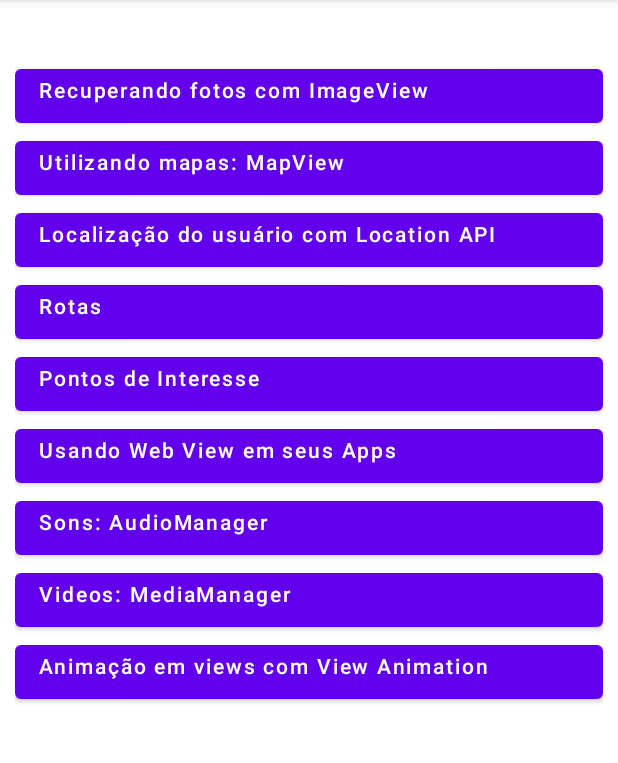
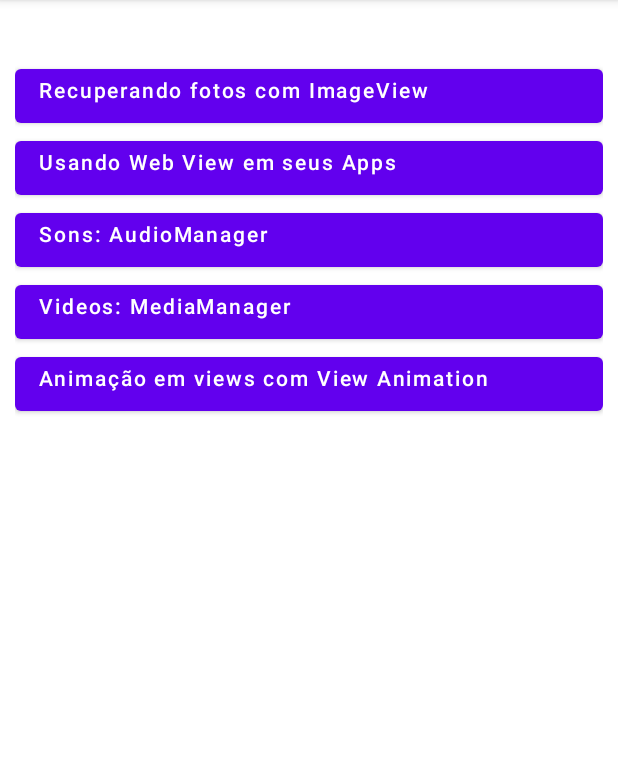
Before and after one commit to tiago-vaz/MapsAndMultimediaAppK, an Android app: the screen it shows after launch (MainActivity), on a phone screen of 412 x 824 dp, the part 84-847 px from its top. Run offline under Robolectric (Android 15) with nearby library versions, the phone set to English and light mode, and no system bars.

Commit message:
Removendo botões não utilizados

```diff
--- a/app/build.gradle
+++ b/app/build.gradle
@@ -15,6 +15,10 @@ android {
         versionName "1.0"
 
         testInstrumentationRunner "androidx.test.runner.AndroidJUnitRunner"
+    }
+
+    buildFeatures {
+        viewBinding = true
     }
 
     buildTypes {
--- a/app/src/main/res/layout/activity_main.xml
+++ b/app/src/main/res/layout/activity_main.xml
@@ -13,42 +13,6 @@
         android:id="@+id/btnRecuperarFotosImageView"
         android:onClick="acessaRecuperacaoFotos"
         android:text="Recuperando fotos com ImageView"
-        android:textSize="14dp"
-        android:textAllCaps="false"
-        android:gravity="left"
-        android:layout_width="match_parent"
-        android:layout_height="wrap_content" />
-    <Button
-        android:id="@+id/btnUtilizarMapView"
-        android:onClick="acessaMapVieew"
-        android:text="Utilizando mapas: MapView"
-        android:textSize="14dp"
-        android:textAllCaps="false"
-        android:gravity="left"
-        android:layout_width="match_parent"
-        android:layout_height="wrap_content" />
-    <Button
-        android:id="@+id/btnLocalizarUser"
-        android:onClick="localizaUser"
-        android:text="Localização do usuário com Location API"
-        android:textSize="14dp"
-        android:textAllCaps="false"
-        android:gravity="left"
-        android:layout_width="match_parent"
-        android:layout_height="wrap_content" />
-    <Button
-        android:id="@+id/btnRotas"
-        android:onClick="rotas"
-        android:text="Rotas"
-        android:textSize="14dp"
-        android:textAllCaps="false"
-        android:gravity="left"
-        android:layout_width="match_parent"
-        android:layout_height="wrap_content" />
-    <Button
-        android:id="@+id/btnPontosInteresse"
-        android:onClick="pontosInteresse"
-        android:text="Pontos de Interesse"
         android:textSize="14dp"
         android:textAllCaps="false"
         android:gravity="left"
```
Also changed, not shown: 1 other file.
